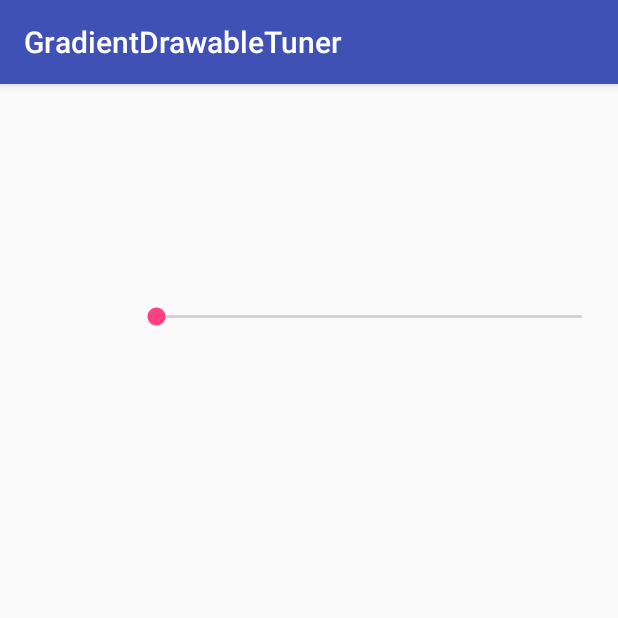
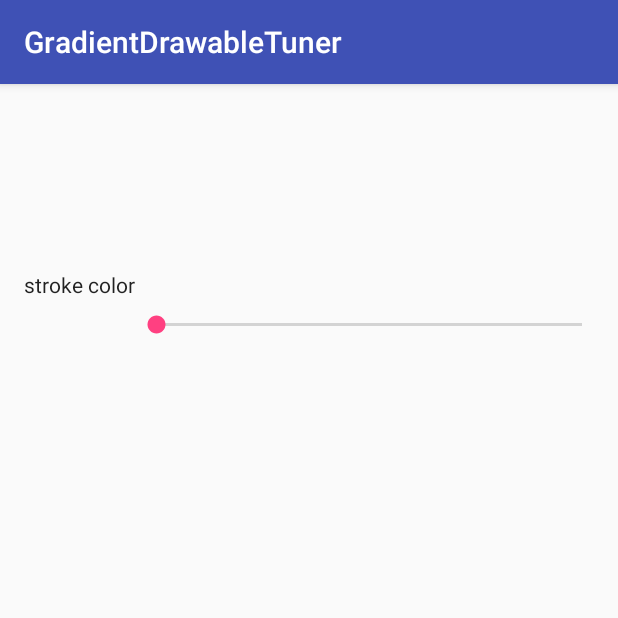
Before and after one commit to duanhong169/GradientDrawableTuner, an Android app: the screen it shows after launch (MainActivity), on a phone screen of 412 x 824 dp, the top half of it. Run offline under Robolectric (Android 15) with nearby library versions, the phone set to English and light mode, and no system bars; our stand-ins replace ButterKnife, FlexboxLayout, data binding.

Commit message:
Bind data for color indicator

```diff
--- a/app/src/main/AndroidManifest.xml
+++ b/app/src/main/AndroidManifest.xml
@@ -9,7 +9,7 @@
         android:roundIcon="@mipmap/ic_launcher_round"
         android:supportsRtl="true"
         android:theme="@style/AppTheme">
-        <activity android:name=".MainActivity">
+        <activity android:name="top.defaults.gradientdrawabletuner.MainActivity">
             <intent-filter>
                 <action android:name="android.intent.action.MAIN"/>
 
--- a/app/src/main/java/top/defaults/gradientdrawabletuner/MainActivity.java
+++ b/app/src/main/java/top/defaults/gradientdrawabletuner/MainActivity.java
@@ -5,10 +5,14 @@ import android.content.res.Resources;
 import android.databinding.DataBindingUtil;
 import android.support.v7.app.AppCompatActivity;
 import android.os.Bundle;
+
+import butterknife.BindView;
 import butterknife.ButterKnife;
 import top.defaults.gradientdrawabletuner.databinding.ActivityMainBinding;
 
 public class MainActivity extends AppCompatActivity {
+
+    @BindView(R.id.strokeColor) ColorIndicator strokeColor;
 
     @Override
     protected void onCreate(Bundle savedInstanceState) {
--- a/app/src/main/res/layout/activity_main.xml
+++ b/app/src/main/res/layout/activity_main.xml
@@ -47,9 +47,12 @@
                     app:alignItems="flex_start" >
 
                     <top.defaults.gradientdrawabletuner.ColorIndicator
-                        android:layout_width="30dp"
-                        android:layout_height="30dp"
-                        android:background="@{viewModel.drawableProperties.strokeColor}"/>
+                        android:id="@+id/strokeColor"
+                        android:layout_width="wrap_content"
+                        android:layout_height="wrap_content"
+                        android:text="stroke color"
+                        app:onColorChange="@{(v, color) -> viewModel.strokeColorChanged(color)}"
+                        app:color="@{viewModel.drawableProperties.strokeColor}"/>
 
                 </com.google.android.flexbox.FlexboxLayout>
 
```
Also changed, not shown: app/src/main/java/top/defaults/gradientdrawabletuner/ColorIndicator.java (+52 -10 lines).
